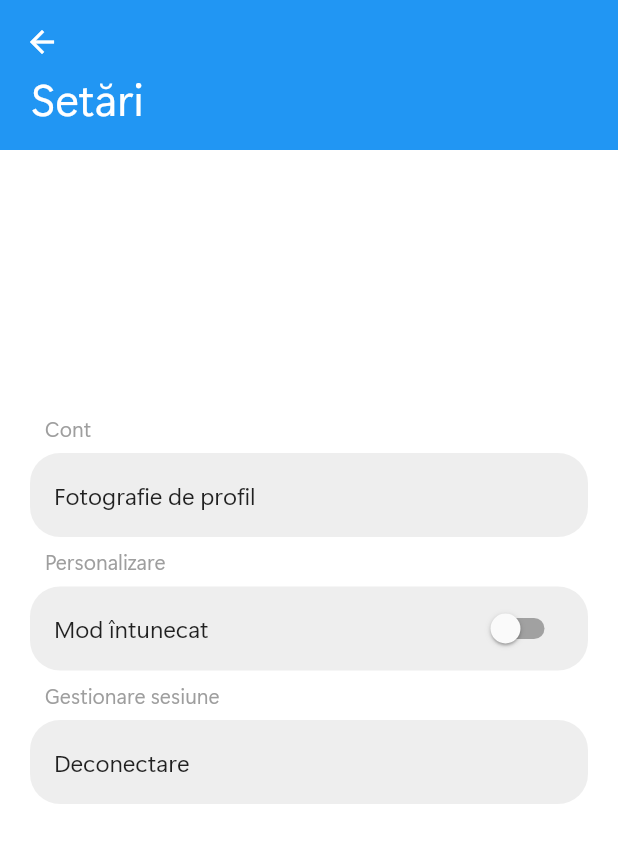
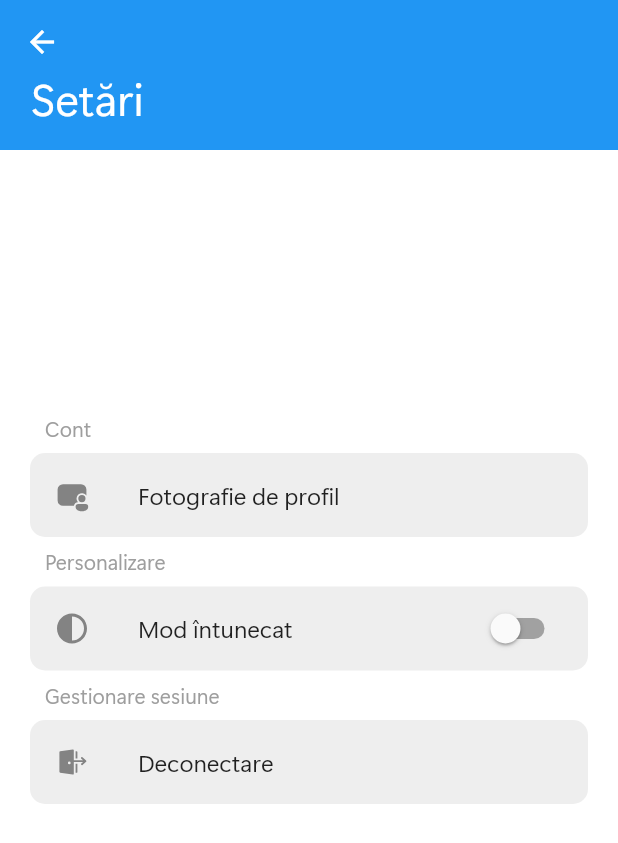
Before and after one commit to iamcosmin/Allo, a Flutter app: the Settings screen opened directly, on a phone screen of 412 x 824 dp. Shown: the top 843 px of the screen. Run offline on Flutter 3.47's test engine with Material 2 defaults, Android fonts, the light colour scheme and no system bars; our stand-ins replace awesome_notifications, cached_network_image, cloud_firestore, firebase_auth, firebase_core, firebase_messaging and 8 more; missing offline and left inert: in_app_update; accounts and stored records are empty.

Commit message:
Fix some issues

```diff
--- a/lib/components/chats/bubbles/sent.dart
+++ b/lib/components/chats/bubbles/sent.dart
@@ -122,8 +122,9 @@ class SentMessageBubble extends HookWidget {
       bottomLeft: const Radius.circular(20),
     );
     return Padding(
-      padding:
-          EdgeInsets.only(bottom: isSameSenderAsInFuture ? 1 : 15, right: 10),
+      padding: EdgeInsets.only(
+          bottom: (isSameSenderAsInFuture || nextUID == 'null') ? 1 : 15,
+          right: 10),
       child: Column(
         children: [
           Row(
--- a/lib/components/chats/message_input.dart
+++ b/lib/components/chats/message_input.dart
@@ -38,7 +38,7 @@ class MessageInput extends HookWidget {
     return Align(
       alignment: Alignment.bottomCenter,
       child: Container(
-        padding: const EdgeInsets.only(bottom: 10, left: 5, right: 5),
+        padding: const EdgeInsets.only(bottom: 10, left: 5, right: 5, top: 10),
         child: Container(
           decoration: BoxDecoration(
               borderRadius: BorderRadius.circular(30),
--- a/lib/components/settings_list.dart
+++ b/lib/components/settings_list.dart
@@ -51,20 +51,12 @@ class SettingsListTile extends HookWidget {
       tileColor: color ?? colors.tileColor,
       leading: leading,
       trailing: trailing,
-      shape: RoundedRectangleBorder(
+      shape: const RoundedRectangleBorder(
         borderRadius: BorderRadius.only(
-          topLeft: (type == RadiusType.TOP || type == RadiusType.BOTH)
-              ? const Radius.circular(20)
-              : Radius.zero,
-          topRight: (type == RadiusType.TOP || type == RadiusType.BOTH)
-              ? const Radius.circular(20)
-              : Radius.zero,
-          bottomLeft: (type == RadiusType.BOTTOM || type == RadiusType.BOTH)
-              ? const Radius.circular(20)
-              : Radius.zero,
-          bottomRight: (type == RadiusType.BOTTOM || type == RadiusType.BOTH)
-              ? const Radius.circular(20)
-              : Radius.zero,
+          topLeft: Radius.circular(10),
+          topRight: Radius.circular(10),
+          bottomLeft: Radius.circular(10),
+          bottomRight: Radius.circular(10),
         ),
       ),
       onTap: () async => onTap != null ? onTap!() : null,
--- a/lib/interface/home/settings.dart
+++ b/lib/interface/home/settings.dart
@@ -5,6 +5,7 @@ import 'package:allo/repositories/preferences_repository.dart';
 import 'package:allo/repositories/repositories.dart';
 import 'package:firebase_auth/firebase_auth.dart';
 import 'package:allo/components/person_picture.dart';
+import 'package:fluentui_system_icons/fluentui_system_icons.dart';
 import 'package:flutter/material.dart';
 import 'package:flutter_hooks/flutter_hooks.dart';
 import 'package:hooks_riverpod/hooks_riverpod.dart';
@@ -63,6 +64,7 @@ class Settings extends HookWidget {
             const SettingsListHeader('Cont'),
             SettingsListTile(
               title: 'Fotografie de profil',
+              leading: Icon(FluentIcons.screen_person_20_filled),
               type: RadiusType.BOTH,
               onTap: () => Navigator.of(context).push(
                 MaterialPageRoute(
@@ -73,6 +75,7 @@ class Settings extends HookWidget {
             const SettingsListHeader('Personalizare'),
             SettingsListTile(
               title: 'Mod întunecat',
+              leading: Icon(FluentIcons.dark_theme_24_filled),
               type: RadiusType.BOTH,
               onTap: () => darkMethod.switcher(context),
               trailing: Switch(
@@ -83,6 +86,7 @@ class Settings extends HookWidget {
             ),
             const SettingsListHeader('Gestionare sesiune'),
             SettingsListTile(
+              leading: Icon(FluentIcons.sign_out_20_filled),
               title: 'Deconectare',
               type: RadiusType.BOTH,
               onTap: () async => await auth.signOut(context),
--- a/lib/interface/home/stack_navigator.dart
+++ b/lib/interface/home/stack_navigator.dart
@@ -44,6 +44,7 @@ class StackNavigator extends HookWidget {
           },
           child: pages[selected.value]),
       bottomNavigationBar: BottomNavigationBar(
+        showUnselectedLabels: false,
         items: const [
           BottomNavigationBarItem(
               icon: Icon(FluentIcons.home_16_filled), label: 'Acasă'),
--- a/lib/repositories/theme_repository.dart
+++ b/lib/repositories/theme_repository.dart
@@ -9,30 +9,34 @@ final appThemeProvider = Provider<AppTheme>((ref) => AppTheme(ref));
 class AppTheme {
   AppTheme(this.ref);
   final ProviderReference ref;
-  Color get non {
-    return ref.read(colorsProvider).nonColors;
-  }
 
-  Map<TargetPlatform, PageTransitionsBuilder> get builders {
-    return {
+  Map<TargetPlatform, PageTransitionsBuilder> builders = const {
     TargetPlatform.android: SharedAxisPageTransitionsBuilder(
-          transitionType: SharedAxisTransitionType.scaled, fillColor: non),
+        transitionType: SharedAxisTransitionType.scaled,
+        fillColor: Colors.transparent),
     TargetPlatform.fuchsia: SharedAxisPageTransitionsBuilder(
-          transitionType: SharedAxisTransitionType.scaled, fillColor: non),
+        transitionType: SharedAxisTransitionType.scaled,
+        fillColor: Colors.transparent),
     TargetPlatform.iOS: SharedAxisPageTransitionsBuilder(
-          transitionType: SharedAxisTransitionType.scaled, fillColor: non),
+        transitionType: SharedAxisTransitionType.scaled,
+        fillColor: Colors.transparent),
     TargetPlatform.linux: SharedAxisPageTransitionsBuilder(
-          transitionType: SharedAxisTransitionType.scaled, fillColor: non),
+        transitionType: SharedAxisTransitionType.scaled,
+        fillColor: Colors.transparent),
     TargetPlatform.macOS: SharedAxisPageTransitionsBuilder(
-          transitionType: SharedAxisTransitionType.scaled, fillColor: non),
+        transitionType: SharedAxisTransitionType.scaled,
+        fillColor: Colors.transparent),
     TargetPlatform.windows: SharedAxisPageTransitionsBuilder(
-          transitionType: SharedAxisTransitionType.scaled, fillColor: non),
+        transitionType: SharedAxisTransitionType.scaled,
+        fillColor: Colors.transparent),
   };
-  }
 
   ThemeData get kLightTheme {
     return ThemeData(
-        colorScheme: ColorScheme.fromSwatch(),
+        colorScheme: ColorScheme.fromSwatch(
+            brightness: Brightness.light,
+            primarySwatch: Colors.blue,
+            accentColor: Colors.blue),
         brightness: Brightness.light,
         scaffoldBackgroundColor: Colors.white,
         pageTransitionsTheme: PageTransitionsTheme(
@@ -43,7 +47,10 @@ class AppTheme {
 
   ThemeData get _kDarkTheme {
     return ThemeData(
-        colorScheme: ColorScheme.fromSwatch(),
+        colorScheme: ColorScheme.fromSwatch(
+            brightness: Brightness.dark,
+            primarySwatch: Colors.blue,
+            accentColor: Colors.blue),
         brightness: Brightness.dark,
         pageTransitionsTheme: PageTransitionsTheme(builders: builders),
         fontFamily: 'VarDisplay',
--- a/pubspec.yaml
+++ b/pubspec.yaml
@@ -1,7 +1,7 @@
 name: allo
 description: Chat app
 publish_to: 'none'
-version: 1.2.1+123
+version: 1.2.1+126
 
 environment:
   sdk: ">=2.13.0 <3.0.0"
```
Also changed, not shown: lib/interface/home/create_chat.dart (added, +15 -0 lines), lib/interface/home/home.dart (+4 -10 lines). Lines whose indentation alone changed are shown as unchanged.
